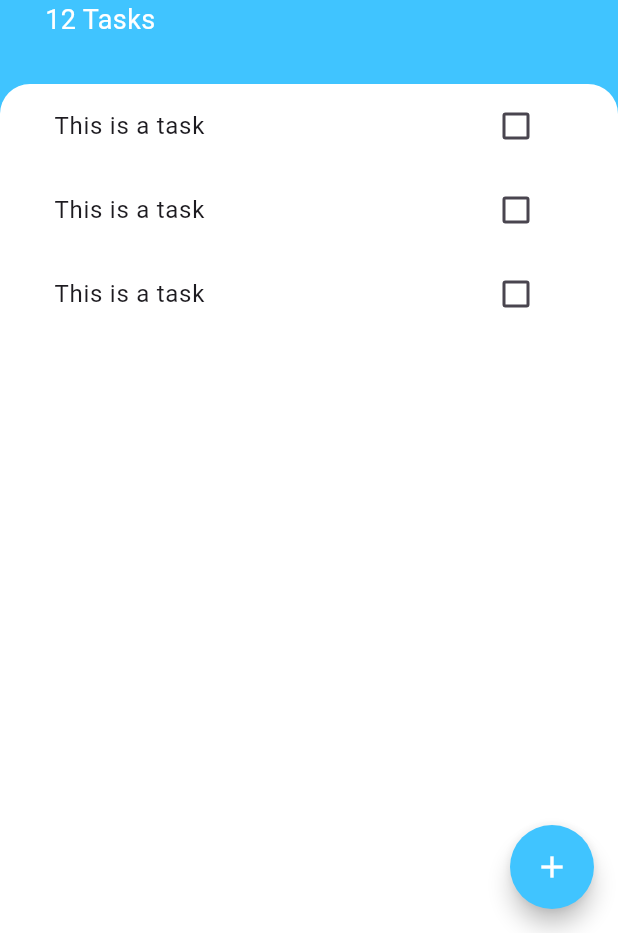
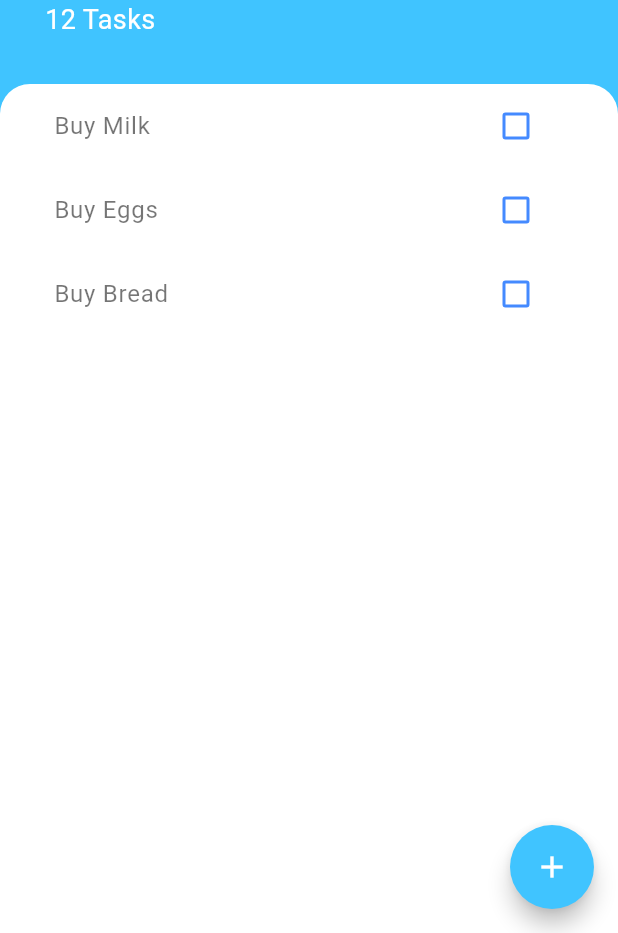
Before and after one commit to selinguz/to_do_app, a Flutter app: the screen it shows after launch, on a phone screen of 412 x 824 dp, the part 303-1236 px from its top. Run offline on Flutter 3.47's test engine with Material 3 defaults, Android fonts, the phone set to English and light mode, and no system bars.

Commit message:
task listesinin listview.builder ile dinamik olarak ekranda görüntülenmesi sağlandı

```diff
--- /dev/null
+++ b/lib/models/task.dart
@@ -0,0 +1,10 @@
+class Task {
+  String name;
+  bool isDone;
+
+  Task({required this.name, this.isDone = false});
+
+  void toggleDone() {
+    isDone = !isDone;
+  }
+}
--- a/lib/screens/tasks_screen.dart
+++ b/lib/screens/tasks_screen.dart
@@ -11,11 +11,6 @@ class TasksScreen extends StatefulWidget {
 }
 
 class _TasksScreenState extends State<TasksScreen> {
-  final List<String> tasks = [
-    'Buy Milk',
-    'Go to library',
-    'Take children from school',
-  ];
 
   @override
   Widget build(BuildContext context) {
@@ -85,7 +80,8 @@ class _TasksScreenState extends State<TasksScreen> {
               isScrollControlled: true,
               builder: (context) => SingleChildScrollView(
                   child:Container(
-                    padding: EdgeInsets.only(bottom: MediaQuery.of(context).viewInsets.bottom),
+                    //padding: EdgeInsets.only(bottom: MediaQuery.of(context)
+                      //.viewInsets.bottom),
                     child: AddTaskScreen(),
                   )
               )
--- a/lib/widgets/task_tile.dart
+++ b/lib/widgets/task_tile.dart
@@ -1,43 +1,32 @@
 import 'package:flutter/material.dart';
 
-class TaskTile extends StatefulWidget {
-  @override
-  State<TaskTile> createState() => _TaskTileState();
-}
+class TaskTile extends StatelessWidget {
+  final bool isChecked;
+  final String taskTitle;
+  final void Function(bool?) checkboxCallback;
 
-class _TaskTileState extends State<TaskTile> {
-  bool isChecked = false;
+  TaskTile(
+      {required this.isChecked,
+      required this.taskTitle,
+      required this.checkboxCallback});
 
   @override
   Widget build(BuildContext context) {
     return ListTile(
       title: Text(
-        'This is a task',
+        taskTitle,
         style: TextStyle(
+          color: Colors.black54,
             decoration: isChecked == true
                 ? TextDecoration.lineThrough
                 : TextDecoration.none),
       ),
-      trailing: TaskCheckbox(isChecked, (bool? checkboxState) {
-        setState(() {
-          isChecked = checkboxState ?? false;
-        });
-      }),
+      trailing: Checkbox(
+        activeColor: Colors.lightBlueAccent,
+        side: BorderSide(color:Colors.blueAccent,width:2.0),
+        value: isChecked,
+        onChanged: checkboxCallback,
+      ),
     );
   }
 }
-
-class TaskCheckbox extends StatelessWidget {
-  final bool checkboxState;
-  final void Function(bool?) toggleCheckbox;
-
-  TaskCheckbox(this.checkboxState, this.toggleCheckbox);
-
-  @override
-  Widget build(BuildContext context) {
-    return Checkbox(
-      value: checkboxState,
-      onChanged: toggleCheckbox,
-    );
-  }
-}
--- a/lib/widgets/tasks_list.dart
+++ b/lib/widgets/tasks_list.dart
@@ -1,16 +1,34 @@
 import 'package:flutter/material.dart';
+import '../models/task.dart';
 import '/widgets/task_tile.dart';
 
-class TasksList extends StatelessWidget {
+class TasksList extends StatefulWidget {
+  @override
+  State<TasksList> createState() => _TasksListState();
+}
+
+class _TasksListState extends State<TasksList> {
+  List<Task> tasks = [
+    Task(name: 'Buy Milk'),
+    Task(name: 'Buy Eggs'),
+    Task(name: 'Buy Bread'),
+  ];
 
   @override
   Widget build(BuildContext context) {
-    return ListView(
-      children: [
-        TaskTile(),
-        TaskTile(),
-        TaskTile(),
-      ],
+    return ListView.builder(
+      itemBuilder: (context, index) {
+        return TaskTile(
+          isChecked: tasks[index].isDone,
+          taskTitle: tasks[index].name,
+          checkboxCallback: (checkboxState) {
+            setState(() {
+              tasks[index].toggleDone();
+            });
+          }
+        );
+      },
+      itemCount: tasks.length,
     );
   }
 }
```
